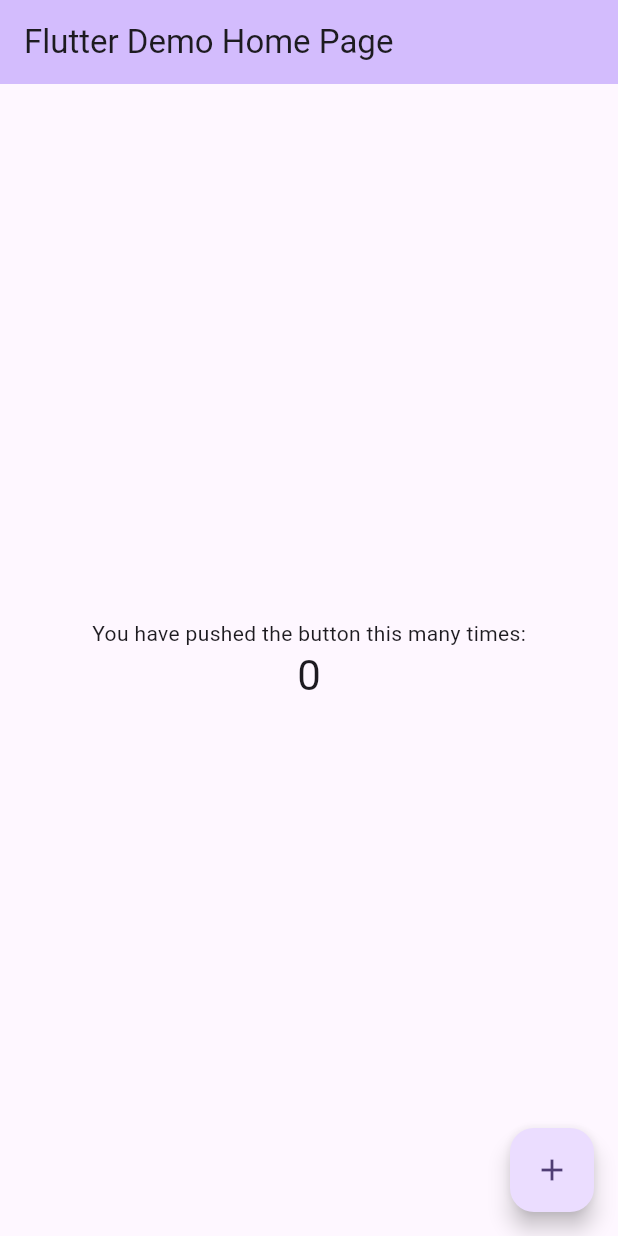
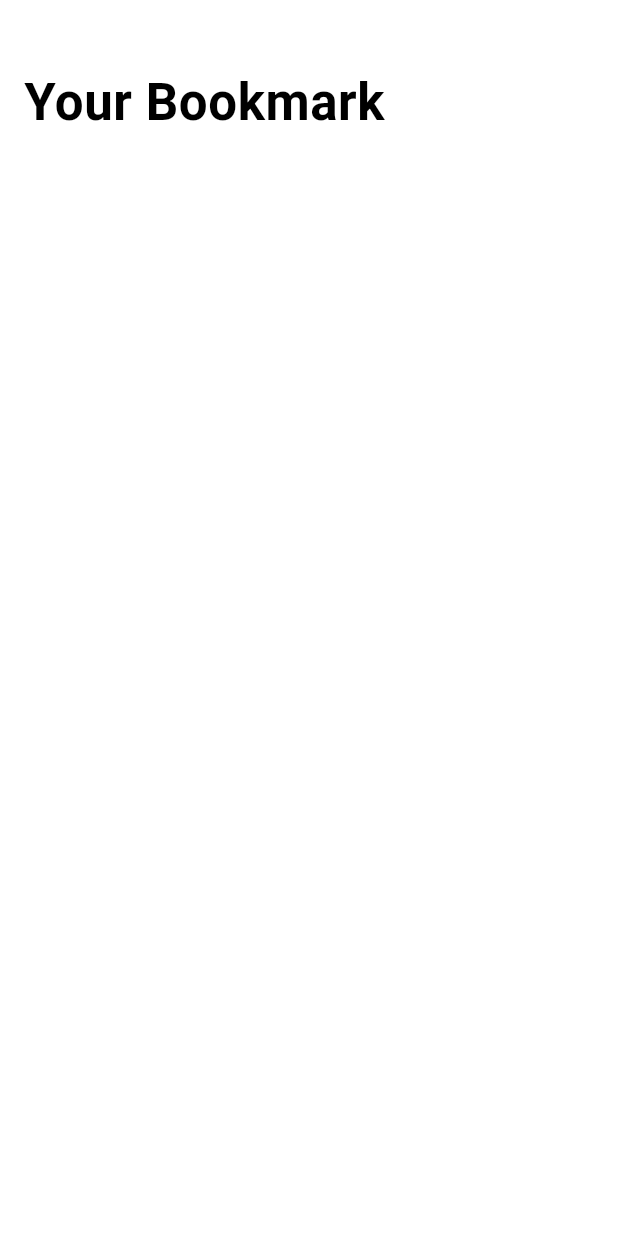
Before and after one commit to developer-bookmark/bookmar-app, a Flutter app: the screen it shows after launch, on a phone screen of 412 x 824 dp. Run offline on Flutter 3.47's test engine with Material 3 defaults, Android fonts, the phone set to English and light mode, and no system bars.

Commit message:
ref: replace material app with cupertino

```diff
--- a/lib/Application/main.dart
+++ b/lib/Application/main.dart
@@ -1,4 +1,4 @@
-import 'package:flutter/material.dart';
+import 'package:flutter/cupertino.dart';
 import '../Features/Common/Views/homepage.dart';
 
 void main() {
@@ -10,13 +10,9 @@ class MyApp extends StatelessWidget {
 
   @override
   Widget build(BuildContext context) {
-    return MaterialApp(
-      title: 'Flutter Demo',
-      theme: ThemeData(
-        colorScheme: ColorScheme.fromSeed(seedColor: Colors.deepPurple),
-        useMaterial3: true,
-      ),
-      home: const MyHomePage(title: 'Flutter Demo Home Page'),
+    return const CupertinoApp(
+      theme: CupertinoThemeData(brightness: Brightness.light),
+      home: MyHomePage(),
     );
   }
 }
--- a/lib/Features/Common/Views/homepage.dart
+++ b/lib/Features/Common/Views/homepage.dart
@@ -1,7 +1,7 @@
-import 'package:flutter/material.dart';
+import 'package:flutter/cupertino.dart';
 
 class MyHomePage extends StatefulWidget {
-  const MyHomePage({super.key, required this.title});
+  const MyHomePage({super.key});
 
   final String title;
 
@@ -20,30 +20,14 @@ class _MyHomePageState extends State<MyHomePage> {
 
   @override
   Widget build(BuildContext context) {
-    return Scaffold(
-      appBar: AppBar(
-        backgroundColor: Theme.of(context).colorScheme.inversePrimary,
-        title: Text(widget.title),
-      ),
-      body: Center(
-        child: Column(
-          mainAxisAlignment: MainAxisAlignment.center,
-          children: <Widget>[
-            const Text(
-              'You have pushed the button this many times:',
-            ),
-            Text(
-              '$_counter',
-              style: Theme.of(context).textTheme.headlineMedium,
-            ),
-          ],
-        ),
-      ),
-      floatingActionButton: FloatingActionButton(
-        onPressed: _incrementCounter,
-        tooltip: 'Increment',
-        child: const Icon(Icons.add),
-      ),
+    return CupertinoPageScaffold(
+      child: CustomScrollView(
+        slivers: <Widget>[
+          const CupertinoSliverNavigationBar(
+            largeTitle: Text("Your Bookmark")
+          )
+        ]
+      )
     );
   }
 }
```
